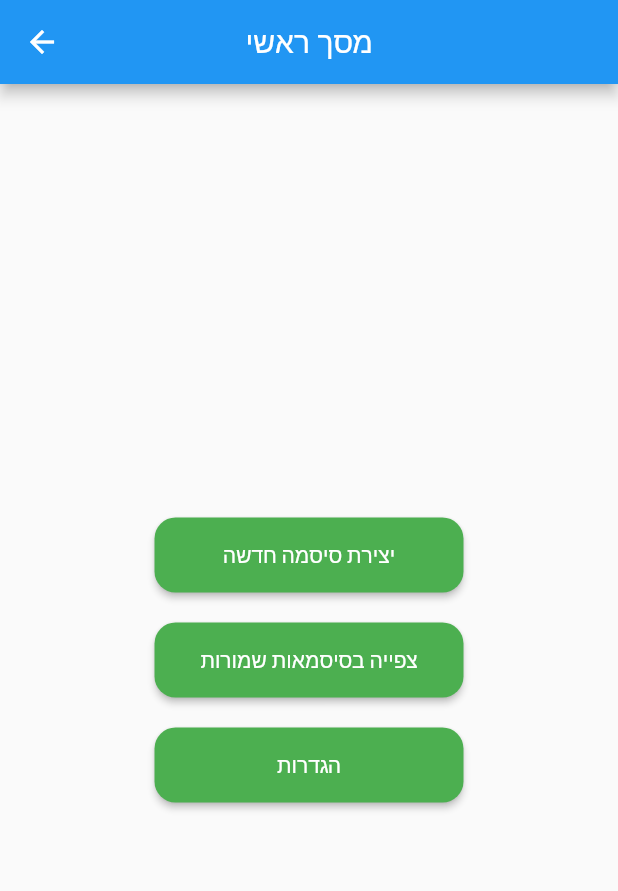
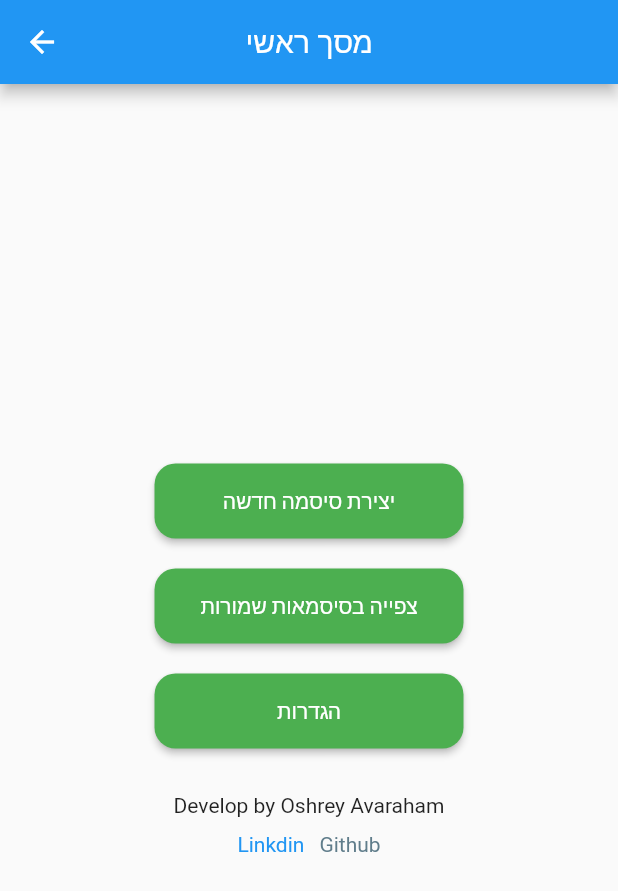
Before and after one commit to oshrey16/pwdmanls, a Flutter app: the MainScreen screen opened by its route, on a phone screen of 412 x 824 dp. Shown: the top 891 px of the screen. Run offline on Flutter 3.47's test engine with Material 2 defaults, Android fonts, the phone set to English and light mode, and no system bars; our stand-ins replace drift, flutter_secure_storage; missing offline and left inert: encrypt; accounts and stored records are empty; generated files the repository leaves out were written again.

Commit message:
add linkin and github link

```diff
--- a/lib/main_screen.dart
+++ b/lib/main_screen.dart
@@ -1,4 +1,5 @@
 import 'package:flutter/material.dart';
+import 'package:url_launcher/url_launcher_string.dart';
 
 class MainScreen extends StatefulWidget {
   const MainScreen({Key? key}) : super(key: key);
@@ -17,7 +18,21 @@ class _MainScreenState extends State<MainScreen> {
         ),
         body: Center(
           child: SingleChildScrollView(
-            child: Column(children: [createButton(),const SizedBox(height: 20,),getButton(),const SizedBox(height: 20,),settings()]),
+            child: Column(children: [
+              createButton(),
+              const SizedBox(
+                height: 20,
+              ),
+              getButton(),
+              const SizedBox(
+                height: 20,
+              ),
+              settings(),
+              const SizedBox(
+                height: 30,
+              ),
+              developer()
+            ]),
           ),
         ));
   }
@@ -32,10 +47,11 @@ class _MainScreenState extends State<MainScreen> {
               borderRadius: BorderRadius.circular(14.0),
             )),
         onPressed: () async {
-           Navigator.pushNamed(context, '/set');
+          Navigator.pushNamed(context, '/set');
         },
         child: const Text('יצירת סיסמה חדשה'));
   }
+
   Widget getButton() {
     return ElevatedButton(
         key: const Key("GetButton"),
@@ -65,4 +81,41 @@ class _MainScreenState extends State<MainScreen> {
         },
         child: const Text('הגדרות'));
   }
+
+  Widget developer() {
+    return Column(children: [
+      const Text("Develop by Oshrey Avaraham"),
+      const SizedBox(height: 10),
+      Row(
+        mainAxisAlignment : MainAxisAlignment.center,
+        children: [
+          InkWell(
+              child: const Text(
+                'Linkdin',
+                style: TextStyle(color: Colors.blue),
+              ),
+              onTap: () async {
+                if (await canLaunchUrlString(
+                    "https://https://www.linkedin.com/in/oshrey-avraham/")) {
+                  launchUrlString(
+                      "https://www.linkedin.com/in/oshrey-avraham/");
+                }
+              }),
+              const SizedBox(width: 10),
+              InkWell(
+              child: const Text(
+                'Github',
+                style: TextStyle(color: Colors.blueGrey),
+              ),
+              onTap: () async {
+                if (await canLaunchUrlString(
+                    "https://github.com/oshrey16")) {
+                  launchUrlString(
+                      "https://github.com/oshrey16");
+                }
+              }),
+        ],
+      )
+    ]);
+  }
 }
```
